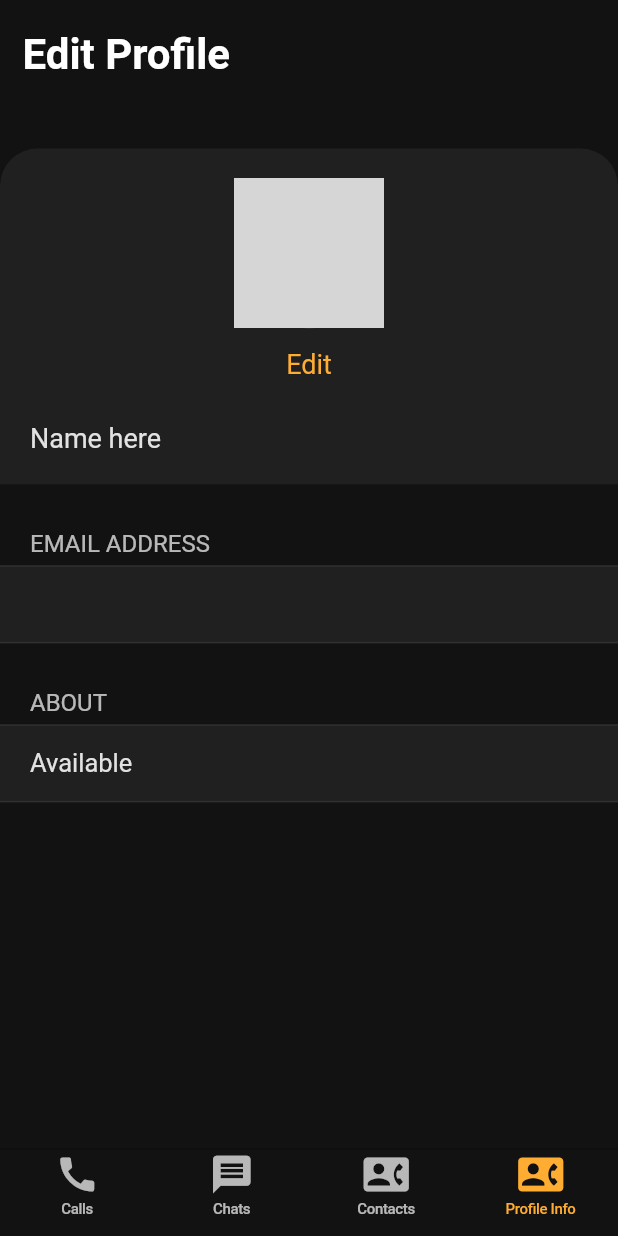
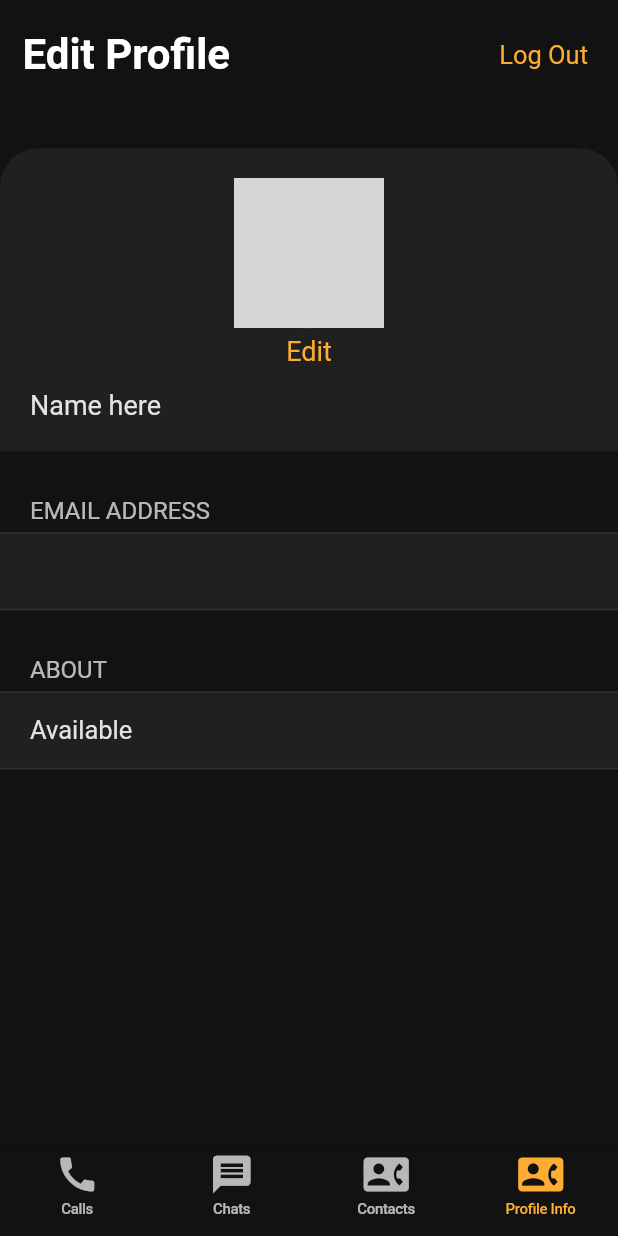
Before and after one commit to melhamin/eChat, a Flutter app: the Home screen opened directly, item 4 of the bottom bar chosen, on a phone screen of 412 x 824 dp. Run offline on Flutter 3.47's test engine with Material 2 defaults, Android fonts, the light colour scheme and no system bars; drawn by our look-alikes of cached_network_image; our stand-ins replace cloud_firestore, firebase_auth, firebase_storage, flutter_dotenv, hexcolor, image_picker and 1 more; accounts and stored records are empty; network calls fail; grey boxes are pictures that could not be loaded.

Commit message:
added logout, and fixed color issues

```diff
--- a/lib/screens/profile_info.dart
+++ b/lib/screens/profile_info.dart
@@ -6,6 +6,7 @@ import 'package:hexcolor/hexcolor.dart';
 import 'package:provider/provider.dart';
 import 'package:whatsapp_clone/consts.dart';
 import 'package:whatsapp_clone/providers/all_users.dart';
+import 'package:whatsapp_clone/providers/auth.dart';
 import 'package:whatsapp_clone/providers/message.dart';
 import 'package:whatsapp_clone/providers/person.dart';
 import 'package:whatsapp_clone/providers/user.dart';
@@ -33,9 +34,11 @@ class ProfileInfo extends StatelessWidget {
         ),
         child: Column(
           children: [
-            Align(
-              alignment: Alignment.center,
-              child: Container(
+            Column(
+              mainAxisAlignment: MainAxisAlignment.center,
+              crossAxisAlignment: CrossAxisAlignment.center,
+              children: [
+                Container(
                 height: 100,
                 width: 100,
                 decoration: BoxDecoration(
@@ -49,12 +52,10 @@ class ProfileInfo extends StatelessWidget {
                   ),
                 ),
               ),
-            ),
-            // SizedBox(height: 5),
-            Align(
-              alignment: Alignment.center,
-              child: IconButton(
-                icon: Text(
+              SizedBox(height: 5),
+              GestureDetector(
+                child: Container(
+                  child: Text(
                     'Edit',
                     style: TextStyle(
                       fontSize: 18,
@@ -62,9 +63,12 @@ class ProfileInfo extends StatelessWidget {
                       color: Theme.of(context).accentColor,
                     ),
                   ),
-                onPressed: () => print('edititng -------< '),
                 ),
+                onTap: () => print('edititng -------< '),
               ),
+              ],
+            ),
+            // SizedBox(height: 5),
             SizedBox(height: 15),
             Align(
               alignment: Alignment.centerLeft,
@@ -167,12 +171,28 @@ class ProfileInfo extends StatelessWidget {
             children: [
               Container(
                 alignment: Alignment.centerLeft,
-                child: Text(
+                padding: const EdgeInsets.only(right: 20),
+                child: Row(
+                  mainAxisAlignment: MainAxisAlignment.spaceBetween,
+                  children: [
+                    Text(
                       'Edit Profile',
                       style: TextStyle(
                           fontSize: 28,
                           fontWeight: FontWeight.bold,
                           color: Colors.white),
+                    ),
+                    GestureDetector(
+                      onTap: () {
+                        Provider.of<Auth>(context, listen: false).signOut();
+                      },
+                      child: Text(
+                        'Log Out',
+                        style: TextStyle(
+                            fontSize: 17, color: Theme.of(context).accentColor),
+                      ),
+                    ),
+                  ],
                 ),
               ),
             ],
--- a/lib/widgets/app_bar.dart
+++ b/lib/widgets/app_bar.dart
@@ -2,6 +2,7 @@ import 'dart:async';
 
 import 'package:cached_network_image/cached_network_image.dart';
 import 'package:flutter/material.dart';
+import 'package:hexcolor/hexcolor.dart';
 import 'package:whatsapp_clone/providers/person.dart';
 import 'package:whatsapp_clone/screens/contact_details.dart';
 
@@ -50,7 +51,7 @@ class _MyAppBarState extends State<MyAppBar>
   @override
   Widget build(BuildContext context) {
     return AppBar(
-      backgroundColor: Colors.black,
+      backgroundColor: Hexcolor('#121212'),
       centerTitle: true,
       elevation: 0,
       leading: BackButton(
```
Also changed, not shown: lib/providers/auth.dart (+3 -4 lines), lib/screens/chat_item_screen.dart (+7 -1 lines). Lines whose indentation alone changed are shown as unchanged.
